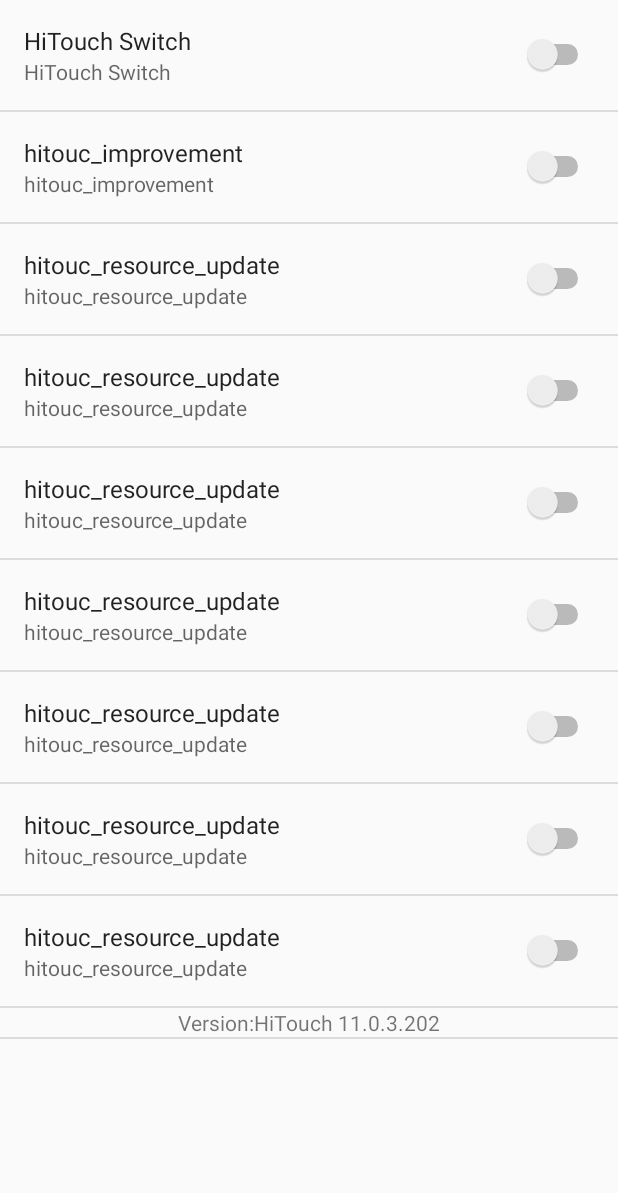
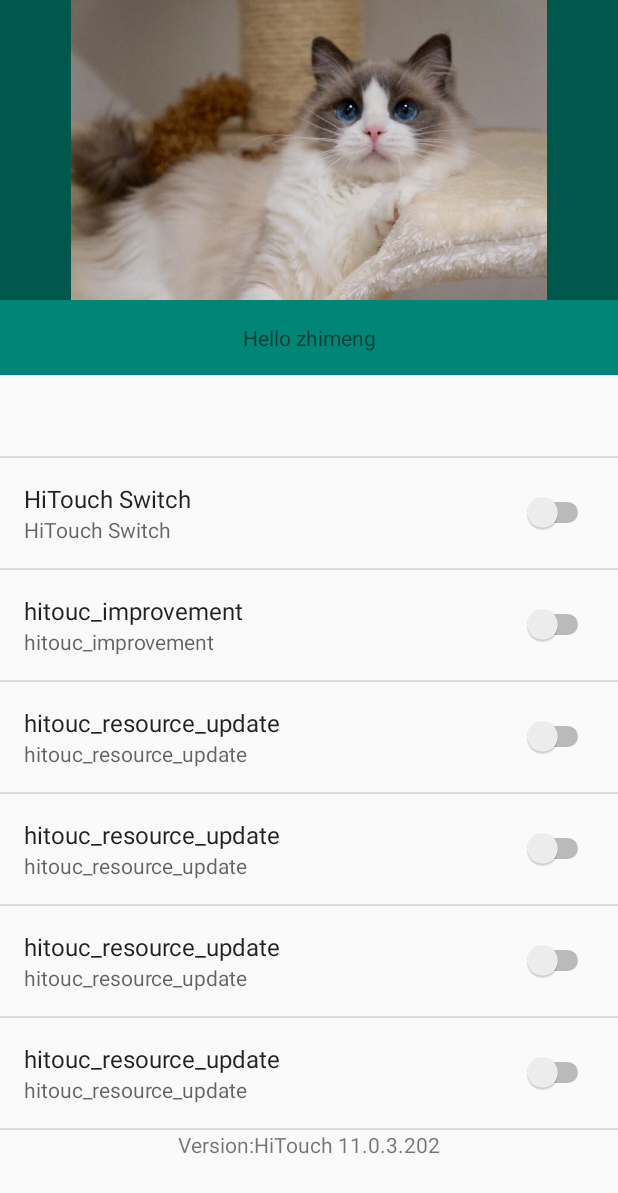
Before and after one commit to MengZhi/AndroidProject, an Android app: the screen it shows after launch (MainActivity), on a phone screen of 412 x 824 dp. Shown: the top 1193 px of the screen. Run offline under Robolectric (Android 15) with nearby library versions, the phone set to English and light mode, and no system bars; our stand-ins replace androidx.preference.

Commit message:
settled viewPager

```diff
--- a/MyApplication2/app/build.gradle
+++ b/MyApplication2/app/build.gradle
@@ -22,6 +22,10 @@ android {
 
 dependencies {
     implementation fileTree(dir: 'libs', include: ['*.jar'])
+
+    implementation 'com.android.support:preference-v7:28.0.0'
+    implementation 'com.android.support:preference-v14:28.0.0'
+
     implementation 'com.android.support:appcompat-v7:28.0.0'
     implementation 'com.android.support.constraint:constraint-layout:1.1.3'
     implementation 'com.android.support:design:28.0.0'
--- a/MyApplication2/app/src/main/java/com/example/mengzhi/myapplication2/HiTouchVersionPreference.kt
+++ b/MyApplication2/app/src/main/java/com/example/mengzhi/myapplication2/HiTouchVersionPreference.kt
@@ -5,7 +5,6 @@ import android.preference.Preference
 import android.util.AttributeSet
 import android.view.View
 import android.widget.TextView
-import com.example.mengzhi.myapplication2.R
 
 class HiTouchVersionPreference : Preference {
     constructor(context: Context, attrs: AttributeSet, defStyleAttr: Int) : super(
--- a/MyApplication2/app/src/main/java/com/example/mengzhi/myapplication2/MyFragment.kt
+++ /dev/null
@@ -1,15 +0,0 @@
-package com.example.mengzhi.myapplication2
-
-import android.content.Context
-import android.os.Bundle
-import android.preference.PreferenceFragment
-import java.util.prefs.PreferencesFactory
-
-class MyFragment : PreferenceFragment {
-    constructor()
-
-    override fun onCreate(savedInstanceState: Bundle?) {
-        super.onCreate(savedInstanceState)
-        addPreferencesFromResource(R.xml.preference_screen)
-    }
-}
--- /dev/null
+++ b/MyApplication2/app/src/main/java/com/example/mengzhi/myapplication2/MyPreferenceFragment.kt
@@ -0,0 +1,23 @@
+package com.example.mengzhi.myapplication2
+
+import android.content.Context
+import android.os.Bundle
+import android.preference.PreferenceFragment
+import android.support.v4.app.Fragment
+import android.support.v4.app.FragmentManager
+import android.support.v4.app.FragmentPagerAdapter
+import android.support.v4.app.FragmentStatePagerAdapter
+import android.support.v4.view.PagerAdapter
+import android.support.v4.view.ViewPager
+import android.view.View
+import java.util.prefs.PreferencesFactory
+import android.support.v7.preference.PreferenceFragmentCompat;
+
+
+class MyPreferenceFragment: PreferenceFragment() {
+
+    override fun onCreate(savedInstanceState: Bundle?) {
+        super.onCreate(savedInstanceState)
+        addPreferencesFromResource(R.xml.preference_screen)
+    }
+}
--- a/MyApplication2/app/src/main/java/com/example/mengzhi/myapplication2/ViewPagerPreference.kt
+++ b/MyApplication2/app/src/main/java/com/example/mengzhi/myapplication2/ViewPagerPreference.kt
@@ -1,21 +1,71 @@
 package com.example.mengzhi.myapplication2
 
+import android.app.Activity
 import android.content.Context
+import android.os.Bundle
 import android.preference.Preference
+import android.support.v4.app.*
+import android.support.v4.view.PagerAdapter
+import android.support.v4.view.ViewPager
+import android.support.v7.preference.PreferenceFragmentCompat
 import android.util.AttributeSet
+import android.util.Log
+import android.view.LayoutInflater
+import android.view.View
+import android.view.ViewGroup
+import android.widget.ImageView
+import android.widget.TextView
 
 class ViewPagerPreference:Preference{
+    private lateinit var mContext:Context
 
-    constructor(context: Context, attrs: AttributeSet, defStyleAttr: Int, defStyleRes: Int):super(context, attrs, defStyleAttr, defStyleRes) {
 
+    constructor(context: Context, attrs: AttributeSet, defStyleAttr: Int) : super(
+            context,
+            attrs,
+            defStyleAttr
+    )
+
+    constructor(context: Context, attrs: AttributeSet) : super(context, attrs) {
+        ViewPagerPreference(context, attrs, 0)
+        widgetLayoutResource = R.layout.view_pager_layout
+        mContext = context
+        Log.d("zhimeng", "widgetLayoutResource setted")
     }
 
-    constructor(context: Context, attrs: AttributeSet):super(context, attrs) {
+    override fun onBindView(view: View) {
+        super.onBindView(view)
 
+        val viewPager = view.findViewById<View>(R.id.pager) as ViewPager
+        viewPager.adapter = CustomPagerAdapter(mContext)
     }
 
-    constructor(context: Context): super(context) {
 
+    inner class CustomPagerAdapter(private val mContext: Context) : PagerAdapter() {
+        override fun instantiateItem(collection: ViewGroup, position: Int): Any {
+            val inflater = LayoutInflater.from(mContext)
+            val rootView = inflater.inflate(R.layout.viewpager_item, collection, false) as ViewGroup
+            val pics = intArrayOf(R.drawable.cat1, R.drawable.cat2, R.drawable.cat3, R.drawable.cat4)
+
+
+            val textView = rootView.findViewById<TextView>(R.id.textView)
+            val imageView = rootView.findViewById<ImageView>(R.id.item_iv)
+            imageView.setImageResource(pics[position])
+            textView.text = "Hello zhimeng"
+            collection.addView(rootView)
+            return rootView
+        }
+
+        override fun destroyItem(collection: ViewGroup, position: Int, view: Any) {
+            collection.removeView(view as View)
+        }
+
+        override fun getCount(): Int {
+            return 4
+        }
+
+        override fun isViewFromObject(view: View, `object`: Any): Boolean {
+            return view === `object`
+        }
     }
-
 }
--- a/MyApplication2/app/src/main/res/layout/activity_main2.xml
+++ b/MyApplication2/app/src/main/res/layout/activity_main2.xml
@@ -6,7 +6,7 @@
                                              android:layout_height="match_parent"
                                              tools:context=".MainActivity">
 
-    <fragment android:name="com.example.mengzhi.myapplication2.MyFragment"
+    <fragment android:name="com.example.mengzhi.myapplication2.MyPreferenceFragment"
               android:id="@+id/my_fragment"
               android:layout_width="match_parent"
               android:layout_height="match_parent"/>
--- a/MyApplication2/app/src/main/res/layout/hitouch_version.xml
+++ b/MyApplication2/app/src/main/res/layout/hitouch_version.xml
@@ -11,7 +11,6 @@
 
     <TextView android:id="@+id/hitouch_version"
               android:layout_width="wrap_content"
-              android:layout_height="wrap_content"
-              android:layout_toEndOf="@+id/version"
-              android:text="Version:"/>
+              android:layout_height="100dp"
+              android:layout_toEndOf="@+id/version" />
 </RelativeLayout>
--- a/MyApplication2/app/src/main/res/layout/view_pager_layout.xml
+++ b/MyApplication2/app/src/main/res/layout/view_pager_layout.xml
@@ -7,7 +7,7 @@
         xmlns:android="http://schemas.android.com/apk/res/android"
         android:id="@+id/pager"
         android:layout_width="match_parent"
-        android:layout_height="match_parent" />
+        android:layout_height="250dp" />
 
     <RelativeLayout
         android:layout_width="match_parent"
--- a/MyApplication2/app/src/main/res/layout/viewpager_item.xml
+++ b/MyApplication2/app/src/main/res/layout/viewpager_item.xml
@@ -6,17 +6,19 @@
     <RelativeLayout
         android:layout_width="match_parent"
         android:layout_height="match_parent"
+        android:background="@color/colorPrimaryDark"
         android:layout_gravity="center">
         <ImageView
             android:id="@+id/item_iv"
             android:layout_width="match_parent"
-            android:layout_height="match_parent"
+            android:layout_height="200dp"
             android:layout_alignParentTop="true" />
         <TextView
             android:id="@+id/textView"
             android:layout_width="match_parent"
-            android:layout_height="24dp"
-            android:layout_alignParentBottom="true"
+            android:layout_height="match_parent"
+            android:gravity="center"
+            android:layout_below="@+id/item_iv"
             android:background="@color/colorPrimary" />
 
     </RelativeLayout>
--- a/MyApplication2/app/src/main/res/xml/preference_screen.xml
+++ b/MyApplication2/app/src/main/res/xml/preference_screen.xml
@@ -1,10 +1,8 @@
 <?xml version="1.0" encoding="utf-8"?>
 <PreferenceScreen xmlns:android="http://schemas.android.com/apk/res/android">
-
-    <!--<com.example.mengzhi.kotlinapplication.ViewPagerPreference-->
-    <!--android:layout="@layout/view_pager">-->
-
-    <!--</com.example.mengzhi.kotlinapplication.ViewPagerPreference>-->
+    <com.example.mengzhi.myapplication2.ViewPagerPreference
+        android:layout="@layout/view_pager_layout">
+    </com.example.mengzhi.myapplication2.ViewPagerPreference>
 
     <SwitchPreference
             android:id="@+id/first_switch"
@@ -41,27 +39,7 @@
             android:title="hitouc_resource_update"
             android:summary="hitouc_resource_update"/>
 
-    <SwitchPreference
-            android:id="@+id/third7_switch"
-            android:key="hitouc_resource_update"
-            android:title="hitouc_resource_update"
-            android:summary="hitouc_resource_update"/>
-
-    <SwitchPreference
-            android:id="@+id/third8_switch"
-            android:key="hitouc_resource_update"
-            android:title="hitouc_resource_update"
-            android:summary="hitouc_resource_update"/>
-
-    <SwitchPreference
-            android:id="@+id/third9_switch"
-            android:key="hitouc_resource_update"
-            android:title="hitouc_resource_update"
-            android:summary="hitouc_resource_update"/>
-
     <com.example.mengzhi.myapplication2.HiTouchVersionPreference
     android:layout="@layout/hitouch_version">
     </com.example.mengzhi.myapplication2.HiTouchVersionPreference>
-
-
 </PreferenceScreen>
```
Also changed, not shown: MyApplication2/app/src/main/java/com/example/mengzhi/myapplication2/MainActivity.java (+1 -81 lines), MyApplication2/app/src/main/java/com/example/mengzhi/myapplication2/ScreenSlidePageFragment.java (+44 -2 lines).
